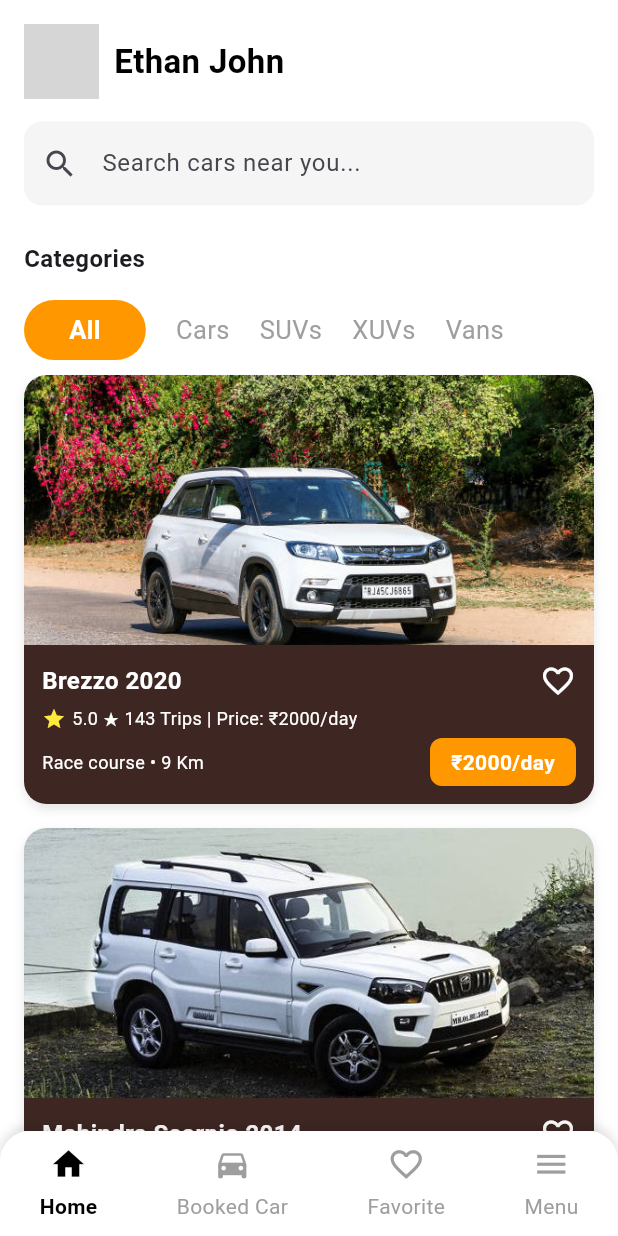
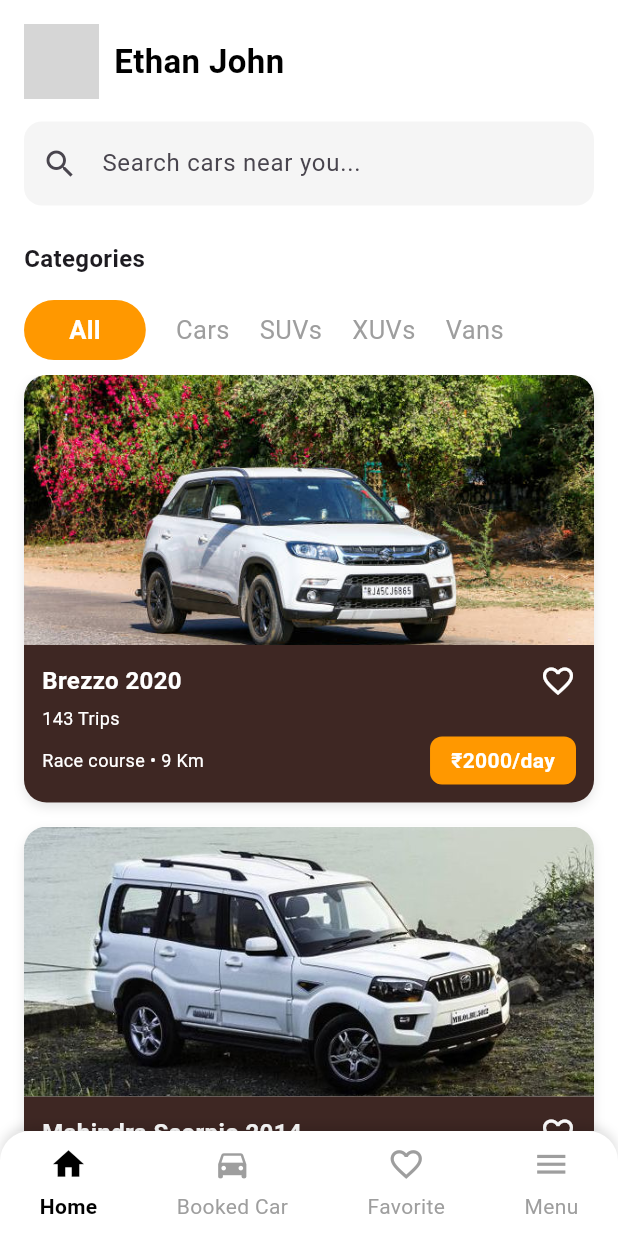
Before and after one commit to Deep-Kacha/Car_Rent_App, a Flutter app: the screen it shows after launch, on a phone screen of 412 x 824 dp. Run offline on Flutter 3.47's test engine with Material 3 defaults, Android fonts, the phone set to English and light mode, and no system bars; network calls fail; grey boxes are pictures that could not be loaded.

```diff
--- a/car_rental_project/lib/Home Page/home_page.dart
+++ b/car_rental_project/lib/Home Page/home_page.dart
@@ -40,99 +40,35 @@ class _HomePageState extends State<HomePage> {
     {
       "name": "Brezzo 2020",
       "image": "assets/images/1car.jpg",
-      "details": "5.0 ★ 143 Trips | Price: ₹2000/day",
+      "details": "143 Trips",
       "category": "Cars",
       "price": "₹2000/day",
     },
     {
       "name": "Mahindra Scorpio 2014",
       "image": "assets/images/2car.jpg",
-      "details": "5.0 ★ 114 Trips | Price: ₹2550/day",
+      "details": "114 Trips",
       "category": "SUVs",
       "price": "₹2550/day",
     },
     {
       "name": "Maruti Suziki Ertiga",
       "image": "assets/images/4car.jpg",
-      "details": "5.0 ★ 12 Trips | Price: ₹3000/day",
+      "details": "12 Trips",
       "category": "Vans",
       "price": "₹3000/day",
     },
     {
       "name": "Hyundai Creta 2021",
-      "image": "assets/images/creta.jpg",
-      "details": "4.8 ★ 95 Trips | Price: ₹2800/day",
+      "image": "assets/images/1car.jpg",
+      "details": "95 Trips",
       "category": "SUVs",
       "price": "₹2800/day",
-    },
-    {
-      "name": "Toyota Innova Crysta",
-      "image": "assets/images/innova.jpg",
-      "details": "4.9 ★ 210 Trips | Price: ₹3500/day",
-      "category": "Vans",
-      "price": "₹3500/day",
-    },
-    {
-      "name": "Tata Harrier 2022",
-      "image": "assets/images/harrier.jpg",
-      "details": "5.0 ★ 65 Trips | Price: ₹3200/day",
-      "category": "SUVs",
-      "price": "₹3200/day",
-    },
-    {
-      "name": "Kia Seltos 2021",
-      "image": "assets/images/seltos.jpg",
-      "details": "4.7 ★ 130 Trips | Price: ₹2700/day",
-      "category": "SUVs",
-      "price": "₹2700/day",
-    },
-    {
-      "name": "Honda City 2020",
-      "image": "assets/images/city.jpg",
-      "details": "4.9 ★ 180 Trips | Price: ₹2200/day",
-      "category": "Cars",
-      "price": "₹2200/day",
-    },
-    {
-      "name": "Suzuki Swift Dzire",
-      "image": "assets/images/dzire.jpg",
-      "details": "4.8 ★ 200 Trips | Price: ₹1900/day",
-      "category": "Cars",
-      "price": "₹1900/day",
-    },
-    {
-      "name": "Mahindra XUV700",
-      "image": "assets/images/xuv700.jpg",
-      "details": "5.0 ★ 50 Trips | Price: ₹4000/day",
-      "category": "XUVs",
-      "price": "₹4000/day",
-    },
-    {
-      "name": "Hyundai Venue",
-      "image": "assets/images/venue.jpg",
-      "details": "4.6 ★ 80 Trips | Price: ₹2400/day",
-      "category": "SUVs",
-      "price": "₹2400/day",
-    },
-    {
-      "name": "Renault Triber",
-      "image": "assets/images/triber.jpg",
-      "details": "4.7 ★ 70 Trips | Price: ₹2100/day",
-      "category": "Vans",
-      "price": "₹2100/day",
-    },
-    {
-      "name": "Maruti Baleno",
-      "image": "assets/images/baleno.jpg",
-      "details": "4.8 ★ 160 Trips | Price: ₹2000/day",
-      "category": "Cars",
-      "price": "₹2000/day",
     },
   ];
 
   String selectedCategory = "All";
 
-  /// Align pages with navigation indexes (0,2,3,4)
   final Map<int, Widget> pages = {
     0: SizedBox(),
     2: Center(child: Text("📖 My Bookings")),
@@ -153,6 +89,7 @@ class _HomePageState extends State<HomePage> {
             ? Column(
                 crossAxisAlignment: CrossAxisAlignment.start,
                 children: [
+                  /// Profile + Search
                   Padding(
                     padding: const EdgeInsets.fromLTRB(16, 16, 16, 8),
                     child: Column(
@@ -193,6 +130,8 @@ class _HomePageState extends State<HomePage> {
                       ],
                     ),
                   ),
+
+                  /// Categories
                   Padding(
                     padding: const EdgeInsets.all(16),
                     child: Text(
@@ -249,7 +188,10 @@ class _HomePageState extends State<HomePage> {
                       },
                     ),
                   ),
+
                   SizedBox(height: 10),
+
+                  /// Cars List
                   Expanded(
                     child: filteredCars.isEmpty
                         ? Center(
@@ -304,6 +246,7 @@ class _HomePageState extends State<HomePage> {
                                         crossAxisAlignment:
                                             CrossAxisAlignment.start,
                                         children: [
+                                          /// Car Name + Favorite
                                           Row(
                                             mainAxisAlignment:
                                                 MainAxisAlignment.spaceBetween,
@@ -323,30 +266,20 @@ class _HomePageState extends State<HomePage> {
                                             ],
                                           ),
                                           SizedBox(height: 4),
-                                          Row(
-                                            children: [
-                                              Icon(
-                                                Icons.star,
-                                                color: Colors.yellow,
-                                                size: 16,
-                                              ),
-                                              SizedBox(width: 4),
-                                              Expanded(
-                                                child: Text(
+
+                                          /// Only Trips Count
+                                          Text(
                                             filteredCars[index]["details"] ??
                                                 "",
                                             style: TextStyle(
                                               color: Colors.white,
                                               fontSize: 12,
                                             ),
-                                                  overflow:
-                                                      TextOverflow.ellipsis,
-                                                ),
-                                              ),
-                                            ],
                                           ),
 
                                           SizedBox(height: 4),
+
+                                          /// Location + Price
                                           Row(
                                             mainAxisAlignment:
                                                 MainAxisAlignment.spaceBetween,
@@ -392,6 +325,8 @@ class _HomePageState extends State<HomePage> {
               )
             : pages[selectedIndex] ?? Center(child: Text("Page not found")),
       ),
+
+      /// Bottom Nav
       bottomNavigationBar: Container(
         height: 70,
         decoration: BoxDecoration(
--- a/car_rental_project/lib/main.dart
+++ b/car_rental_project/lib/main.dart
@@ -1,5 +1,5 @@
+// import 'package:car_rental_project/authentication/Screens/login.dart';
 import 'package:car_rental_project/Home%20Page/home_page.dart';
-// import 'package:car_rental_project/authentication/Screens/login.dart';
 import 'package:flutter/material.dart';
 
 void main() {
```
Also changed, not shown: car_rental_project/assets/images/3car.jpg (deleted), car_rental_project/assets/images/creata.jpg (deleted). Lines whose indentation alone changed are shown as unchanged.
